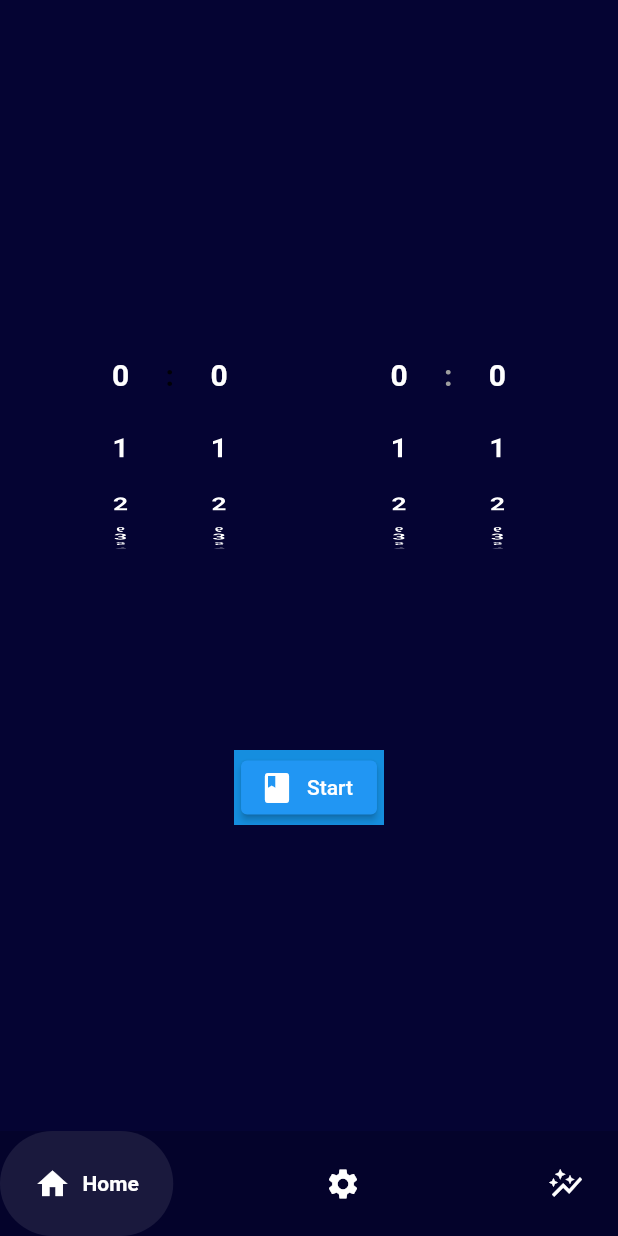
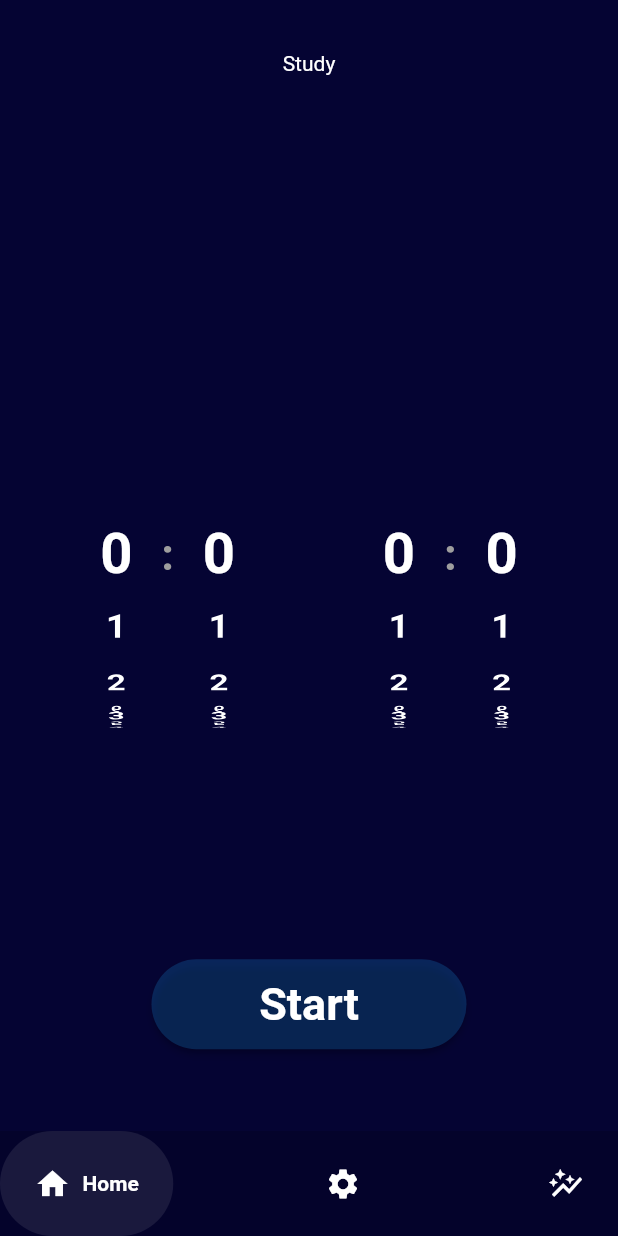
Before and after one commit to Spades13/Flutter_TM, a Flutter app: the screen it shows after launch, on a phone screen of 412 x 824 dp. Run offline on Flutter 3.47's test engine with Material 2 defaults, Android fonts, the phone set to English and light mode, and no system bars; drawn by our look-alikes of google_nav_bar; our stand-ins replace flutter_settings_screens; missing offline and left inert: app_usage, usage_stats.

Commit message:
Improvments to the start button, the time select

```diff
--- a/tm/lib/hoursbreak.dart
+++ b/tm/lib/hoursbreak.dart
@@ -13,7 +13,7 @@ class BHours extends StatelessWidget {
           child: Center(
         child: Text(bhours.toString(),
             style: TextStyle(
-              fontSize: 20,
+              fontSize: 25,
               color: Color.fromARGB(255, 255, 255, 255),
               //color: Color.fromARGB(255, 30, 217, 230),
               fontWeight: FontWeight.bold,
--- a/tm/lib/hoursstudy.dart
+++ b/tm/lib/hoursstudy.dart
@@ -13,7 +13,7 @@ class SHours extends StatelessWidget {
           child: Center(
         child: Text(shours.toString(),
             style: TextStyle(
-              fontSize: 20,
+              fontSize: 25,
               color: Color.fromARGB(255, 255, 255, 255),
               //color: Color.fromARGB(255, 30, 217, 230),
               fontWeight: FontWeight.bold,
--- a/tm/lib/minutesbreak.dart
+++ b/tm/lib/minutesbreak.dart
@@ -13,7 +13,7 @@ class BMinutes extends StatelessWidget {
           child: Center(
         child: Text(bmins.toString(),
             style: TextStyle(
-              fontSize: 20,
+              fontSize: 25,
               color: Color.fromARGB(255, 255, 255, 255),
               fontWeight: FontWeight.bold,
             )),
--- a/tm/lib/minutesstudy.dart
+++ b/tm/lib/minutesstudy.dart
@@ -13,7 +13,7 @@ class SMinutes extends StatelessWidget {
           child: Center(
         child: Text(smins.toString(),
             style: TextStyle(
-              fontSize: 20,
+              fontSize: 25,
               color: Color.fromARGB(255, 255, 255, 255),
               fontWeight: FontWeight.bold,
             )),
--- a/tm/lib/pages/userhomepage.dart
+++ b/tm/lib/pages/userhomepage.dart
@@ -5,28 +5,31 @@ import 'package:tm/minutesbreak.dart';
 import 'package:tm/minutesstudy.dart';
 import 'package:tm/startbutton.dart';
 
-
-
-class UserHome extends StatelessWidget{
+class UserHome extends StatelessWidget {
   @override
   Widget build(BuildContext context) {
     return Scaffold(
       backgroundColor: Color.fromARGB(255, 5, 4, 51),
-
       body: Column(
-
-
+        mainAxisAlignment: MainAxisAlignment.spaceAround,
+        children: [
+          Column(
+            mainAxisAlignment: MainAxisAlignment.end,
+            children: [
+              Container(
+                  child: Text("Study", style: TextStyle(color: Colors.white))),
+            ],
+          ),
+          Column(
             mainAxisSize: MainAxisSize.min,
+            mainAxisAlignment: MainAxisAlignment.end,
             children: [
               Row(
                 mainAxisAlignment: MainAxisAlignment.center,
                 children: [
-
                   Padding(
                     padding: const EdgeInsets.fromLTRB(20, 0, 30, 0),
-                child:
-
-                Container(
+                    child: Container(
                       padding: const EdgeInsets.all(0.0),
                       child: Row(
                         children: [
@@ -34,10 +37,13 @@ class UserHome extends StatelessWidget{
                               width: 60,
                               height: 500,
                               child: ListWheelScrollView.useDelegate(
-                              onSelectedItemChanged: (value) => print(value),
+                                  onSelectedItemChanged: (value) =>
+                                      print(value),
                                   itemExtent: 40,
                                   perspective: 0.005,
                                   diameterRatio: 0.8,
+                                  useMagnifier: true,
+                                  magnification: 1.5,
                                   physics: const FixedExtentScrollPhysics(),
                                   childDelegate: ListWheelChildBuilderDelegate(
                                       childCount: 24,
@@ -49,17 +55,21 @@ class UserHome extends StatelessWidget{
                           Container(
                               child: const Text(":",
                                   style: TextStyle(
-                                fontSize: 20,
+                                    fontSize: 30,
+                                    color: Colors.grey,
                                     fontWeight: FontWeight.bold,
                                   ))),
                           Container(
                               width: 60,
                               height: 500,
                               child: ListWheelScrollView.useDelegate(
-                              onSelectedItemChanged: (value) => print(value),
+                                  onSelectedItemChanged: (value) =>
+                                      print(value),
                                   itemExtent: 40,
                                   perspective: 0.005,
                                   diameterRatio: 0.8,
+                                  useMagnifier: true,
+                                  magnification: 1.5,
                                   physics: const FixedExtentScrollPhysics(),
                                   childDelegate: ListWheelChildBuilderDelegate(
                                       childCount: 60,
@@ -86,6 +96,8 @@ class UserHome extends StatelessWidget{
                                   perspective: 0.005,
                                   diameterRatio: 0.8,
                                   physics: const FixedExtentScrollPhysics(),
+                                  useMagnifier: true,
+                                  magnification: 1.5,
                                   childDelegate: ListWheelChildBuilderDelegate(
                                       childCount: 24,
                                       builder: (context, index) {
@@ -96,7 +108,7 @@ class UserHome extends StatelessWidget{
                           Container(
                               child: const Text(":",
                                   style: TextStyle(
-                                fontSize: 20,
+                                    fontSize: 30,
                                     color: Colors.grey,
                                     fontWeight: FontWeight.bold,
                                   ))),
@@ -107,6 +119,8 @@ class UserHome extends StatelessWidget{
                                   itemExtent: 40,
                                   perspective: 0.005,
                                   diameterRatio: 0.8,
+                                  useMagnifier: true,
+                                  magnification: 1.5,
                                   physics: const FixedExtentScrollPhysics(),
                                   childDelegate: ListWheelChildBuilderDelegate(
                                       childCount: 60,
@@ -126,13 +140,15 @@ class UserHome extends StatelessWidget{
                   crossAxisAlignment: CrossAxisAlignment.center,
                   mainAxisAlignment: MainAxisAlignment.end,
                   children: [
-                Container(height: 50, width: 100, child: Startbutton()),
+                    Container(height: 100, width: 280, child: Startbutton()),
                     //Container(height: 100, child: AppBarOur()),
                     //AppBarOur(),
                     //Startbutton(),
                   ]),
             ],
           ),
+        ],
+      ),
     );
   }
 }
--- a/tm/lib/startbutton.dart
+++ b/tm/lib/startbutton.dart
@@ -8,16 +8,19 @@ class Startbutton extends StatelessWidget {
   @override
   Widget build(BuildContext context) {
     return Scaffold(
-      backgroundColor: Color.fromARGB(255, 21, 142, 223),
+      backgroundColor: Color.fromARGB(255, 5, 4, 51),
       body: Container(
-
         alignment: Alignment.center,
-        padding: EdgeInsets.all(0),
-        child: ElevatedButton.icon(
-          label: Text('Start'),
-          icon: Icon(Icons.book),
-
-
+        padding: EdgeInsets.all(20),
+        child: ElevatedButton(
+          style: ElevatedButton.styleFrom(
+            shape: StadiumBorder(),
+            minimumSize: Size(210, 80),
+            textStyle: TextStyle(fontSize: 30, fontWeight: FontWeight.bold),
+            primary: Color.fromARGB(61, 21, 142, 223),
+            onPrimary: Colors.white,
+          ),
+          child: Text('Start'),
           onPressed: () {
             Navigator.push(
                 context, MaterialPageRoute(builder: (context) => Tracking()));
--- a/tm/pubspec.yaml
+++ b/tm/pubspec.yaml
@@ -37,6 +37,7 @@ dependencies:
   # Use with the CupertinoIcons class for iOS style icons.
   cupertino_icons: ^1.0.2
   google_nav_bar: ^5.0.6
+  flutter_settings_screens: ^0.2.2+1
 
 dev_dependencies:
   flutter_test:
```
Also changed, not shown: tm/lib/appbarour.dart (deleted, +0 -31 lines), tm/lib/homepage.dart (+8 -8 lines), tm/lib/pages/settings.dart (+16 -9 lines), tm/pubspec.lock, 1 other file. Lines whose indentation alone changed are shown as unchanged.
